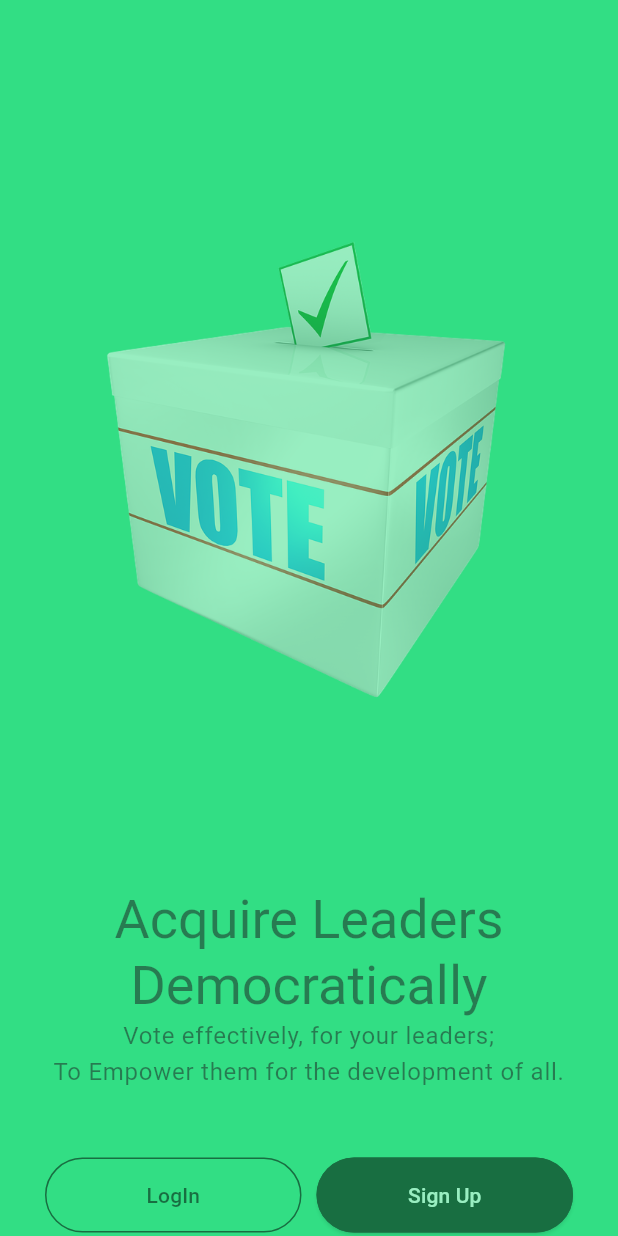
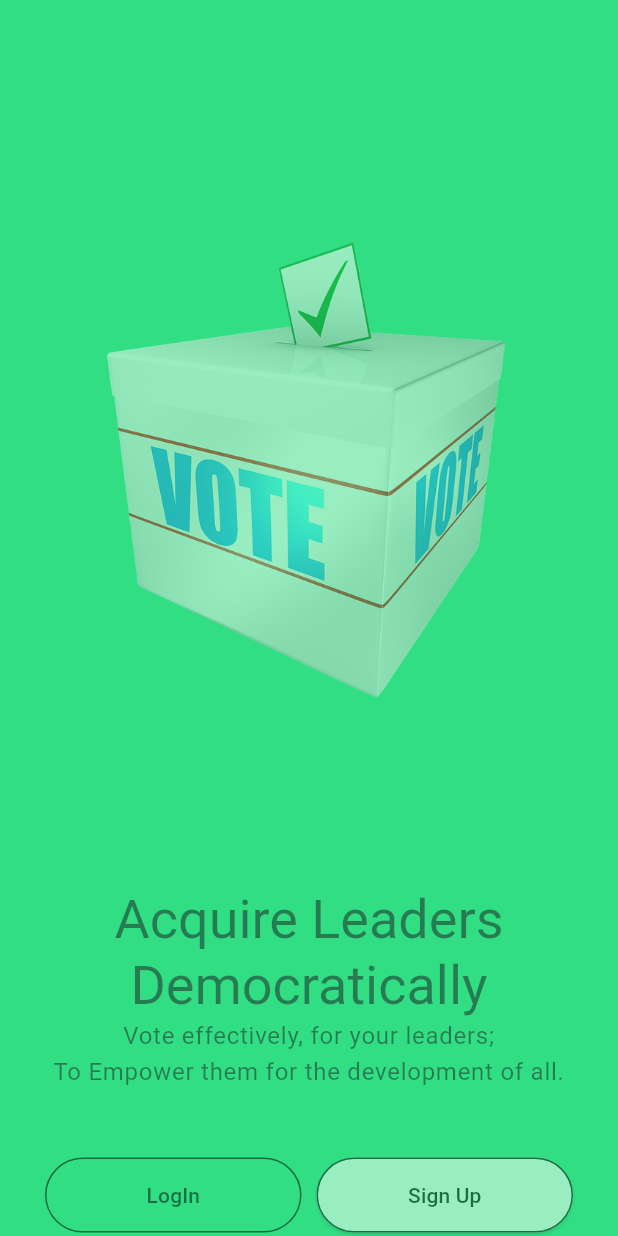
Before and after one commit to Anyongyeire/Final-year-project, a Flutter app: the screen it shows after launch, after a tap on the "arrow forward ios" icon, after a tap on "Skip", on a phone screen of 412 x 824 dp. Run offline on Flutter 3.47's test engine with Material 3 defaults, Android fonts, the phone set to English and light mode, and no system bars; our stand-ins replace firebase_auth, firebase_core, firebase_dynamic_links, flash, flutter_otp_text_field, flutter_riverpod and 6 more; missing offline and left inert: flextras; accounts and stored records are empty.

Commit message:
Add candidate UI Design

```diff
--- a/lib/src/constants/image_strings.dart
+++ b/lib/src/constants/image_strings.dart
@@ -1,5 +1,6 @@
 const String tSplashTopIcon = "assets/images/user.png"; //splash top icon
-const String tSplashImage = "assets/images/splash_screen_image_vote.png";
+const String tSplashImage = "assets/images/welcome_images/welcome_image_1.png";
+const String tSplashLogo = "assets/images/kyu_logo.png"; //splash bottom icon
 
 //on BoradingScreen Images
 const String tOnBordingImage1 =
--- a/lib/src/features/authentication/controllers/signup_controller.dart
+++ b/lib/src/features/authentication/controllers/signup_controller.dart
@@ -1,7 +1,6 @@
 import 'package:flutter/material.dart';
 import 'package:get/get.dart';
 import 'package:login_app/src/repository/authentication_repository/authentication_repository.dart';
-
 import '../../../repository/user_repository/user_repository.dart';
 import '../models/user_model.dart';
 
--- a/lib/src/features/authentication/screens/splash_screen/splash_screen.dart
+++ b/lib/src/features/authentication/screens/splash_screen/splash_screen.dart
@@ -87,7 +87,9 @@ class SplashScreen extends StatelessWidget {
               //   opacity: splashScreenController.animate.value ? 1 : 0,
               child: const Image(
                 image: AssetImage(tSplashImage),
-                color: tPrimaryColor,
+                width: 450.0,
+                height: 450.0,
+                // color: tPrimaryColor,
               ),
               // child: const Icon(
               //   Icons.how_to_vote_sharp,
@@ -114,6 +116,9 @@ class SplashScreen extends StatelessWidget {
                   borderRadius: BorderRadius.circular(100),
                   color: tPrimaryColor,
                 ),
+                child: const ClipOval(
+                  child: Image(image: AssetImage(tSplashLogo)),
+                ),
               ),
             ),
             //   ),
--- a/lib/src/features/core/screens/profile/profile_screen.dart
+++ b/lib/src/features/core/screens/profile/profile_screen.dart
@@ -108,13 +108,10 @@ class _ProflieScreenState extends State<ProflieScreen> {
                           style: Theme.of(context).textTheme.headline5,
                         ),
                         Text(
-                          // ProfileController.instance.getUserData(),
-                          // tProfileSubHeading,
                           userData.email,
-                          // controller.getUserData(),
-                          // temail,
                           style: Theme.of(context).textTheme.bodyText2,
                         ),
+                        const Text("(Admin)"),
                         const SizedBox(
                           height: 20.0,
                         ),
--- a/lib/src/repository/authentication_repository/authentication_repository.dart
+++ b/lib/src/repository/authentication_repository/authentication_repository.dart
@@ -9,6 +9,7 @@ import 'package:login_app/src/features/core/screens/dashboard/widgets/dashboard.
 import 'package:login_app/src/repository/authentication_repository/exception/signup_email_password_failure.dart';
 
 import '../../features/authentication/screens/splash_screen/splash_screen.dart';
+import '../../features/core/screens/admin/admin_dashboard.dart';
 
 class AuthenticationRepository extends GetxController {
   static AuthenticationRepository get instance => Get.find();
@@ -39,7 +40,9 @@ class AuthenticationRepository extends GetxController {
     user == null
         ? Get.offAll(() => const WelcomeScreen())
         : user.emailVerified
-            ? Get.offAll(() => const Dashboard())
+            ? (getUserEmail == "2000809567@std.kyu.ac.ug"
+                ? Get.offAll(() => const AdminDashboard())
+                : Get.offAll(() => const Dashboard()))
             : Get.offAll(() => const MailVerification());
   }
 
--- a/lib/src/utils/theme/widget_themes/elevated_button_theme.dart
+++ b/lib/src/utils/theme/widget_themes/elevated_button_theme.dart
@@ -9,12 +9,12 @@ class TElevatedButtonTheme {
   /* -- Light Theme -- */
   static final lightElevatedButtonTheme = ElevatedButtonThemeData(
     style: ElevatedButton.styleFrom(
-      foregroundColor: tWhiteColor,
-      backgroundColor: tSecondaryColor,
-      side: BorderSide(
+      foregroundColor: tSecondaryColor,
+      backgroundColor: tWhiteColor,
+      side: const BorderSide(
         color: tSecondaryColor,
       ),
-      padding: EdgeInsets.symmetric(
+      padding: const EdgeInsets.symmetric(
         vertical: tButtonHeight,
       ),
     ),
@@ -23,12 +23,12 @@ class TElevatedButtonTheme {
   /* -- Dark Theme -- */
   static final darkElevatedButtonTheme = ElevatedButtonThemeData(
     style: ElevatedButton.styleFrom(
-      foregroundColor: tSecondaryColor,
-      backgroundColor: tWhiteColor,
-      side: BorderSide(
+      foregroundColor: tWhiteColor,
+      backgroundColor: tSecondaryColor,
+      side: const BorderSide(
         color: tSecondaryColor,
       ),
-      padding: EdgeInsets.symmetric(
+      padding: const EdgeInsets.symmetric(
         vertical: tButtonHeight,
       ),
     ),
--- a/pubspec.yaml
+++ b/pubspec.yaml
@@ -52,6 +52,7 @@ dependencies:
   firebase_dynamic_links: ^5.4.16
   logger: ^2.1.0
   firebase_analytics: ^10.8.9
+  syncfusion_flutter_charts: ^25.1.35
 
 
 dev_dependencies:
```
Also changed, not shown: lib/src/constants/text_strings.dart (+14 -0 lines), pubspec.lock.
